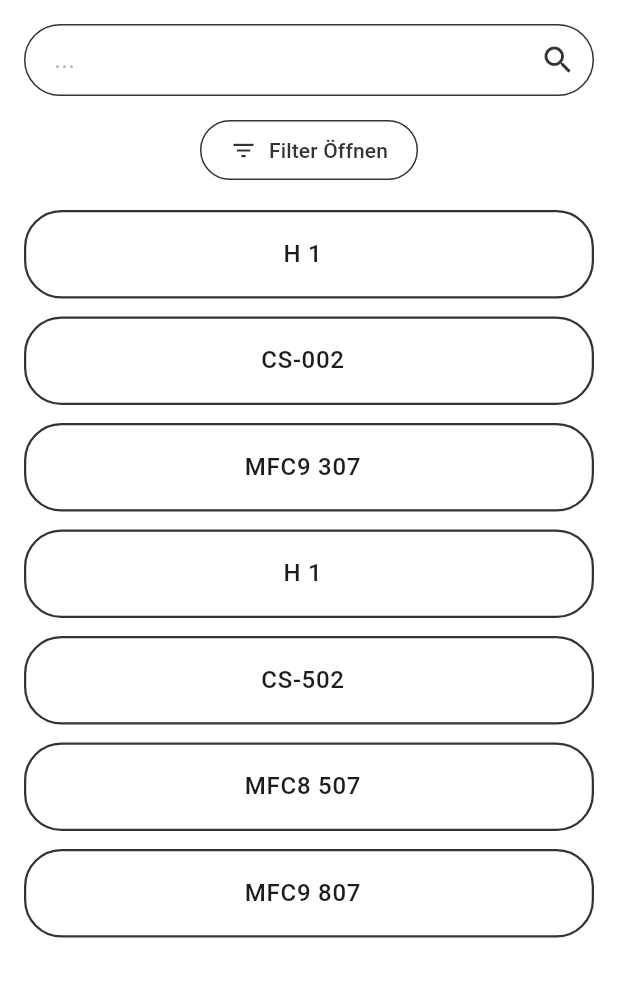
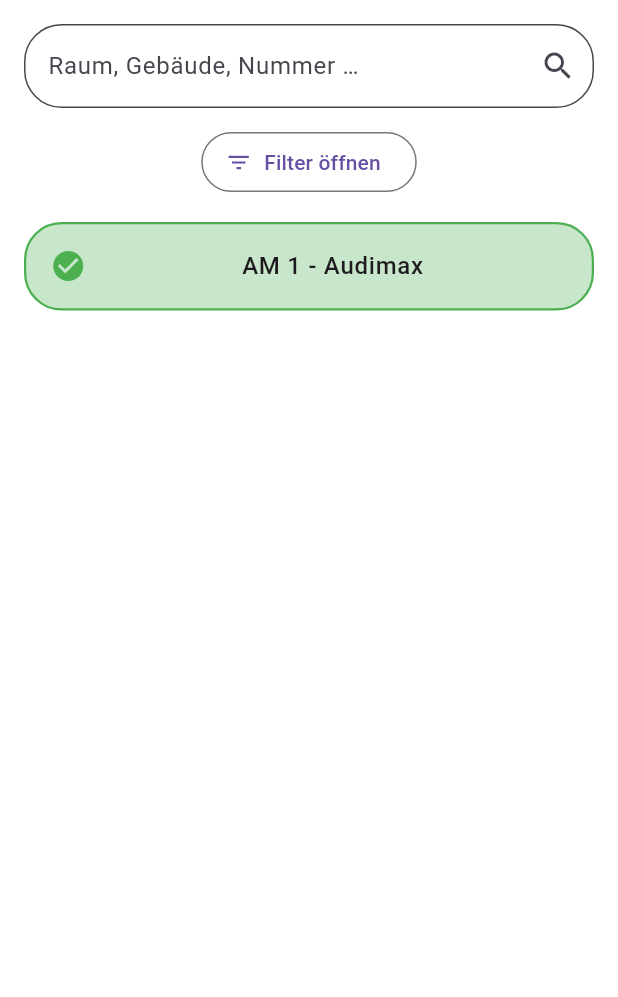
Before and after one commit to GomorrhaDev/Raumfinder, a Flutter app: the SearchScreen screen opened directly, on a phone screen of 412 x 824 dp, the part 84-1081 px from its top. Run offline on Flutter 3.47's test engine with Material 3 defaults, Android fonts, the phone set to English and light mode, and no system bars.

Commit message:
Add a data mock class

```diff
--- /dev/null
+++ b/raumfinder/lib/data/mock_rooms.dart
@@ -0,0 +1,19 @@
+import 'package:raumfinder/data/coordinates.dart';
+import 'package:raumfinder/data/occupation.dart';
+import 'package:raumfinder/data/room.dart';
+
+final List<Room> mockRooms = [
+  Room(
+    building: 65,
+    capacity: 576,
+    name: "AM 1 - Audimax",
+    roomNumber: "	065 000 00 005.00",
+    size: 577,
+    equipment: ["feste Bestuhlung, Sitzreihen ansteigend, Tische, klimatisiert, Tafel, Verdunkelungsmöglichkeit, Projektionswand, Beamer, Internetanschluß, PC, WLAN, Uhr, Lautsprecher, Mikrofon, barrierefrei"],
+    coordinates: Coordinates(latitude: 53.83424510447914, longitude: 10.700101839618801),
+    bookings: [
+      Occupation(date: DateTime(2025, 12, 24, 10, 15), duration: Duration(minutes: 90), eventName: "Biologie für Mediziner / MED1-10031Bio / Vorlesung", instructor: "Hartmann"),
+      Occupation(date: DateTime(2025, 12, 24, 18, 00), duration: Duration(hours: 4), eventName: "Proben der Lübeck Popsymphonics", instructor: "Zemke")
+    ]
+  ),
+];
--- a/raumfinder/lib/pages/search.dart
+++ b/raumfinder/lib/pages/search.dart
@@ -1,6 +1,7 @@
 import 'package:flutter/material.dart';
 import 'package:raumfinder/widgets/filter_dialog.dart';
-
+import 'package:raumfinder/data/room.dart';
+import 'package:raumfinder/data/mock_rooms.dart';
 
 class SearchScreen extends StatefulWidget {
   const SearchScreen({super.key});
@@ -11,33 +12,33 @@ class SearchScreen extends StatefulWidget {
 
 class _SearchScreenState extends State<SearchScreen> {
   final TextEditingController _searchController = TextEditingController();
-  final List<String> _rooms = [
-    'H 1',
-    'CS-002',
-    'MFC9 307',
-    'H 1',
-    'CS-502',
-    'MFC8 507',
-    'MFC9 807',
-  ];
 
-  List<String> _filteredRooms = [];
+  late List<Room> _rooms;
+  late List<Room> _filteredRooms;
 
   @override
   void initState() {
     super.initState();
+
+    // 👉 später: API Call
+    _rooms = mockRooms;
     _filteredRooms = _rooms;
+
     _searchController.addListener(_filterRooms);
   }
 
   void _filterRooms() {
+    final query = _searchController.text.toLowerCase();
+
     setState(() {
-      if (_searchController.text.isEmpty) {
+      if (query.isEmpty) {
         _filteredRooms = _rooms;
       } else {
-        _filteredRooms = _rooms
-            .where((room) => room.toLowerCase().contains(_searchController.text.toLowerCase()))
-            .toList();
+        _filteredRooms = _rooms.where((room) {
+          return room.name.toLowerCase().contains(query) ||
+              room.roomNumber.toLowerCase().contains(query) ||
+              room.building.toString().contains(query);
+        }).toList();
       }
     });
   }
@@ -45,9 +46,7 @@ class _SearchScreenState extends State<SearchScreen> {
   void _showFilterDialog() {
     showDialog(
       context: context,
-      builder: (BuildContext context) {
-        return const FilterDialog();
-      },
+      builder: (context) => const FilterDialog(),
     );
   }
 
@@ -79,54 +78,28 @@ class _SearchScreenState extends State<SearchScreen> {
       ),
       body: Column(
         children: [
-          // Search Bar with Filter Button
-          Container(
+          // Search + Filter
+          Padding(
             padding: const EdgeInsets.all(16),
             child: Column(
               children: [
-                // Search Field
                 TextField(
                   controller: _searchController,
                   decoration: InputDecoration(
-                    hintText: '...',
-                    hintStyle: const TextStyle(color: Color(0xFFB0B0B0)),
+                    hintText: 'Raum, Gebäude, Nummer …',
                     filled: true,
                     fillColor: Colors.white,
-                    contentPadding: const EdgeInsets.symmetric(
-                      horizontal: 16,
-                      vertical: 12,
-                    ),
                     border: OutlineInputBorder(
                       borderRadius: BorderRadius.circular(25),
-                      borderSide: const BorderSide(color: Color(0xFF333333)),
                     ),
-                    enabledBorder: OutlineInputBorder(
-                      borderRadius: BorderRadius.circular(25),
-                      borderSide: const BorderSide(color: Color(0xFF333333)),
-                    ),
-                    focusedBorder: OutlineInputBorder(
-                      borderRadius: BorderRadius.circular(25),
-                      borderSide: const BorderSide(color: Color(0xFF4A9DB0), width: 2),
-                    ),
-                    suffixIcon: const Icon(Icons.search, color: Color(0xFF333333)),
+                    suffixIcon: const Icon(Icons.search),
                   ),
                 ),
-
                 const SizedBox(height: 12),
-
-                // Filter Button
                 OutlinedButton.icon(
                   onPressed: _showFilterDialog,
-                  icon: const Icon(Icons.filter_list, size: 18),
-                  label: const Text('Filter Öffnen'),
-                  style: OutlinedButton.styleFrom(
-                    foregroundColor: const Color(0xFF333333),
-                    side: const BorderSide(color: Color(0xFF333333)),
-                    shape: RoundedRectangleBorder(
-                      borderRadius: BorderRadius.circular(20),
-                    ),
-                    padding: const EdgeInsets.symmetric(horizontal: 20, vertical: 10),
-                  ),
+                  icon: const Icon(Icons.filter_list),
+                  label: const Text('Filter öffnen'),
                 ),
               ],
             ),
@@ -138,16 +111,25 @@ class _SearchScreenState extends State<SearchScreen> {
               padding: const EdgeInsets.symmetric(horizontal: 16),
               itemCount: _filteredRooms.length,
               itemBuilder: (context, index) {
+                final room = _filteredRooms[index];
+
                 return Container(
                   margin: const EdgeInsets.only(bottom: 12),
                   decoration: BoxDecoration(
-                    color: Colors.white,
+                    color: room.isCurrentlyFree ? Colors.green[100] : Colors.red[100],
                     borderRadius: BorderRadius.circular(25),
-                    border: Border.all(color: const Color(0xFF333333), width: 1.5),
+                    border: Border.all(
+                      color: room.isCurrentlyFree ? Colors.green : Colors.red,
+                      width: 1.5,
+                    ),
                   ),
                   child: ListTile(
+                  leading: Icon(
+                    room.isCurrentlyFree ? Icons.check_circle : Icons.cancel,
+                    color: room.isCurrentlyFree ? Colors.green : Colors.red,
+                  ),
                     title: Text(
-                      _filteredRooms[index],
+                      room.name,
                       textAlign: TextAlign.center,
                       style: const TextStyle(
                         fontSize: 16,
@@ -156,7 +138,7 @@ class _SearchScreenState extends State<SearchScreen> {
                     ),
                     onTap: () {
                       ScaffoldMessenger.of(context).showSnackBar(
-                        SnackBar(content: Text('Raum ${_filteredRooms[index]} ausgewählt')),
+                        SnackBar(content: Text('Raum ${room.name} ausgewählt')),
                       );
                     },
                   ),
```
